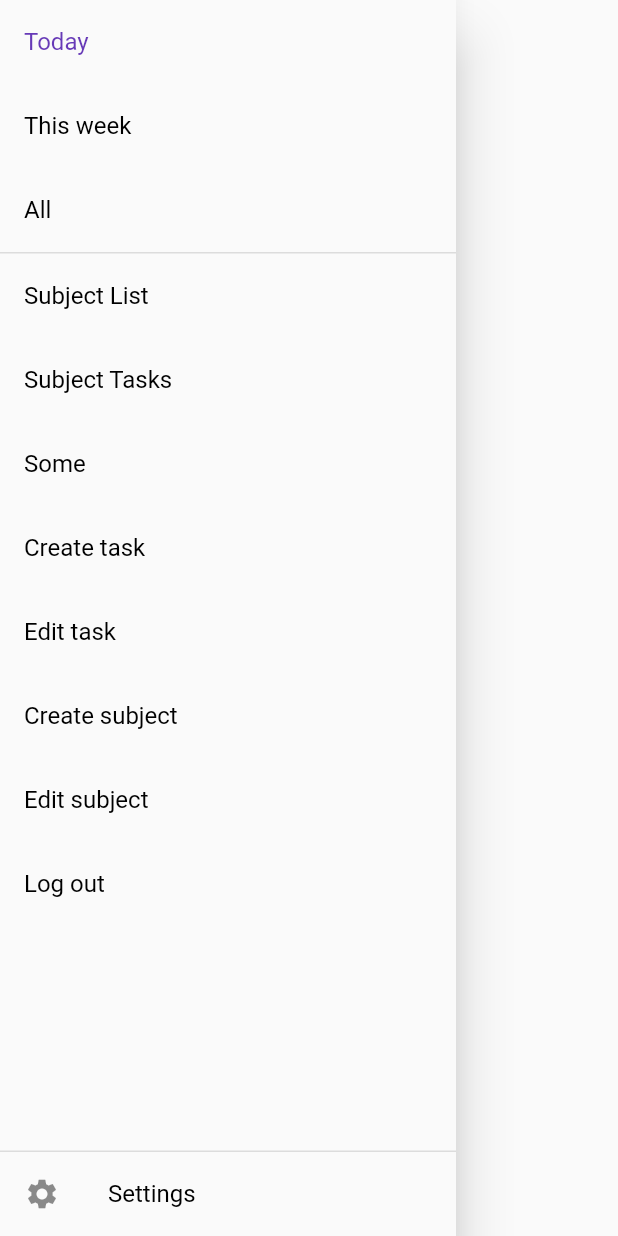
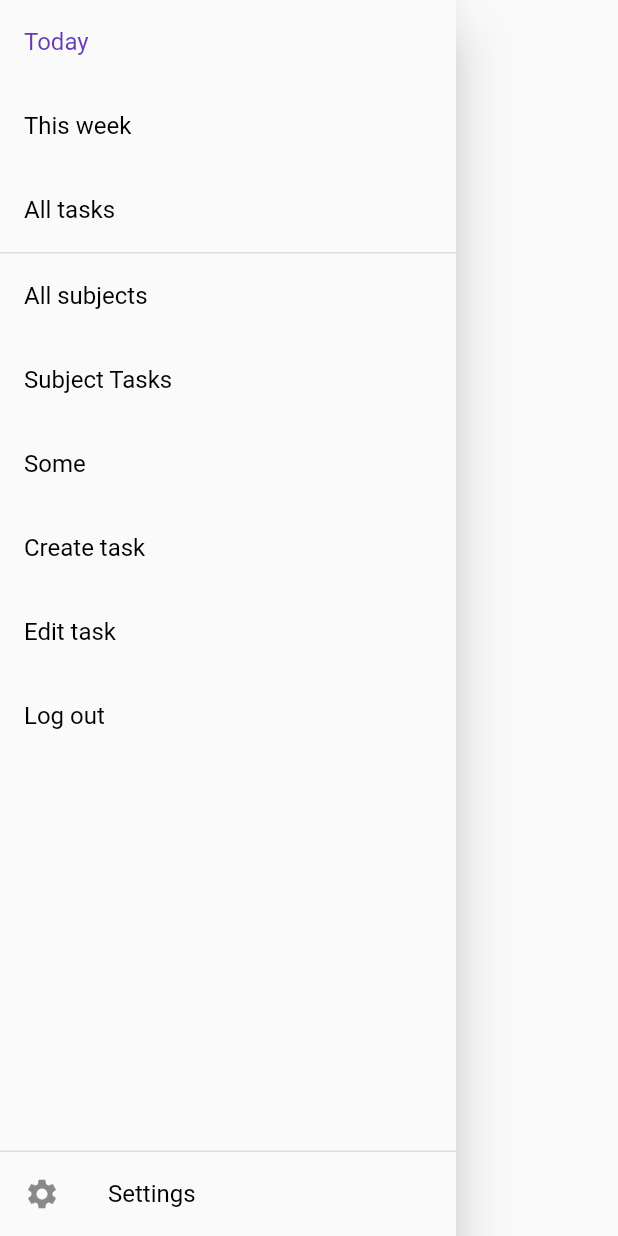
Before and after one commit to denitdao/course4_kpi-task-manager, a Flutter app: the AppDrawer widget shown alone on an empty page, opened directly, on a phone screen of 412 x 824 dp. Run offline on Flutter 3.47's test engine with Material 2 defaults, Android fonts, the phone set to English and light mode, and no system bars; our stand-ins replace bloc, either_dart, flutter_bloc, formz, freezed_annotation, get_it and 4 more; accounts and stored records are empty; generated files the repository leaves out were written again.

Commit message:
Subject list improvements: - floating add button - refresh - navigation to another pages - subjects for group page

```diff
--- a/lib/main.dart
+++ b/lib/main.dart
@@ -57,7 +57,6 @@ class MyApp extends StatelessWidget {
               id: 'task_id',
             ),
         '/subject_create': (_) => const SubjectCreatePage(),
-        '/subject_edit': (_) => const SubjectEditPage(id: '0e1d4dc4-c8c2-4820-b73c-ccec0b2ef1b1'),
         '/subjects': (_) => const SubjectListPage(),
         '/subject_tasks': (_) => const TaskListTeacher(subjectId: 'Math'),
       },
--- a/lib/widgets/drawer.dart
+++ b/lib/widgets/drawer.dart
@@ -38,7 +38,7 @@ class AppDrawer extends StatelessWidget {
                     },
                   ),
                   ListTile(
-                    title: const Text('All'),
+                    title: const Text('All tasks'),
                     onTap: () {
                       Navigator.pushReplacementNamed(context, "/all");
                     },
@@ -48,7 +48,7 @@ class AppDrawer extends StatelessWidget {
                     thickness: 1,
                   ),
                   ListTile(
-                    title: const Text('Subject List'),
+                    title: const Text('All subjects'),
                     onTap: () {
                       Navigator.pushReplacementNamed(context, "/subjects");
                     },
@@ -78,18 +78,6 @@ class AppDrawer extends StatelessWidget {
                     },
                   ),
                   ListTile(
-                    title: const Text('Create subject'),
-                    onTap: () {
-                      Navigator.pushNamed(context, "/subject_create");
-                    },
-                  ),
-                  ListTile(
-                    title: const Text('Edit subject'),
-                    onTap: () {
-                      Navigator.pushNamed(context, "/subject_edit");
-                    },
-                  ),
-                  ListTile(
                     title: const Text('Log out'),
                     onTap: () => _signOut(context),
                   ),
```
Also changed, not shown: lib/pages/teacher/subjects_page/subject_list_cubit.dart (+19 -15 lines), lib/pages/teacher/subjects_page/subject_list_page.dart (+29 -10 lines), lib/repositories/subject_repository.dart (+10 -5 lines), lib/widgets/subject_preview.dart (+11 -1 lines).
